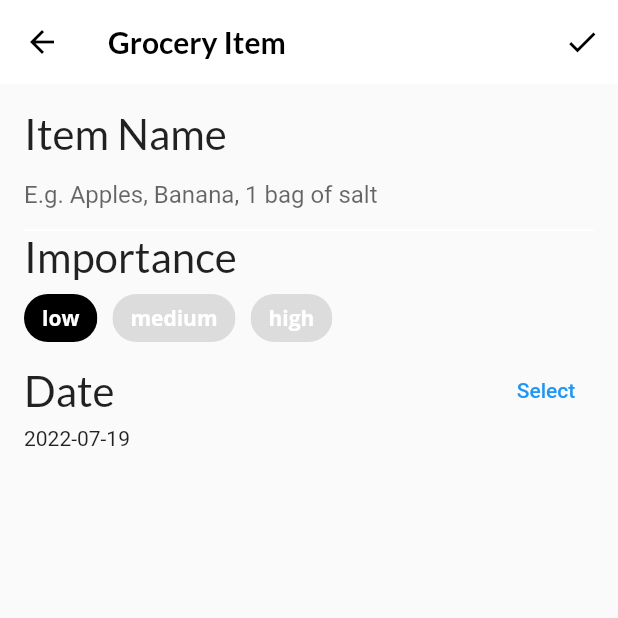
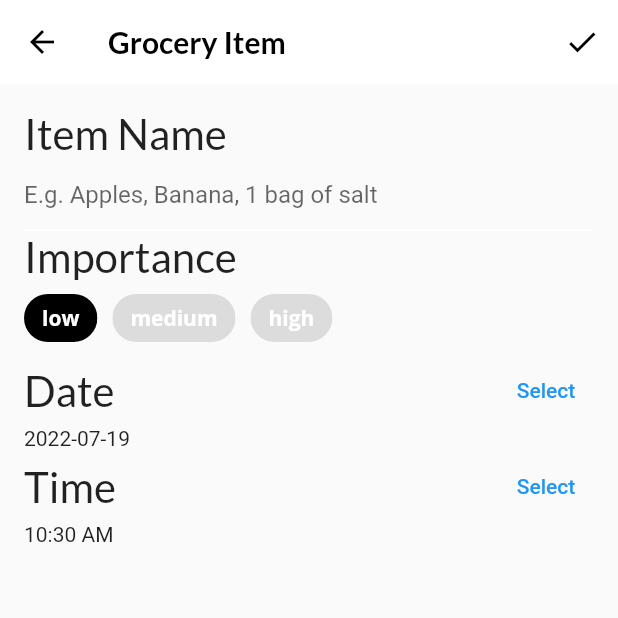
Before and after one commit to tian3rd/fooderlich2, a Flutter app: the screen it shows after launch, item 3 of the bottom bar chosen, after a tap on the "add" icon, on a phone screen of 412 x 824 dp, the top half of it. Run offline on Flutter 3.47's test engine with Material 2 defaults, Android fonts, the phone set to English and light mode, and no system bars; our stand-ins replace flutter_colorpicker, google_fonts; project files that could hold a hidden picture were left out.

Commit message:
build time picker

```diff
--- a/lib/screens/grocery_item_screen.dart
+++ b/lib/screens/grocery_item_screen.dart
@@ -97,6 +97,7 @@ class _GroceryItemScreenState extends State<GroceryItemScreen> {
             // TODO 15: add date picker
             buildDateField(context),
             // TODO 16: add time picker
+            buildTimeField(context),
             // TODO 17: add color picker
             // TODO 18: add slider
             // TODO 19: add grocery tile
@@ -246,7 +247,40 @@ class _GroceryItemScreenState extends State<GroceryItemScreen> {
     );
   }
 // TODO: add buildTimeField()
-
+  Widget buildTimeField(BuildContext context) {
+    return Column(
+      crossAxisAlignment: CrossAxisAlignment.start,
+      children: [
+        Row(
+          mainAxisAlignment: MainAxisAlignment.spaceBetween,
+          children: [
+            Text(
+              'Time',
+              style: GoogleFonts.lato(
+                fontSize: 28,
+              ),
+            ),
+            TextButton(
+              child: Text('Select'),
+              onPressed: () async {
+                final currentTime = TimeOfDay.now();
+                final selectedTime = await showTimePicker(
+                  context: context,
+                  initialTime: currentTime,
+                );
+                setState(() {
+                  if (selectedTime != null) {
+                    _timeOfDay = selectedTime;
+                  }
+                });
+              },
+            ),
+          ],
+        ),
+        Text('${_timeOfDay.format(context)}'),
+      ],
+    );
+  }
 // TODO: add buildColorPicker()
 
 // TODO: add buildQuantityField()
```
